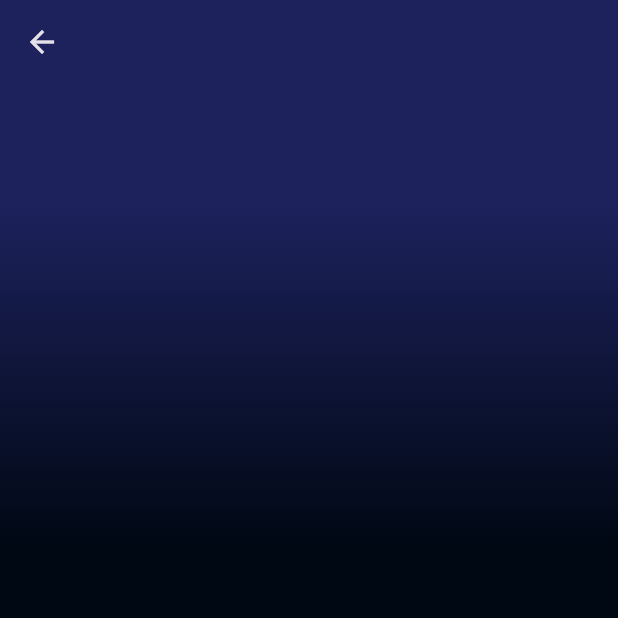
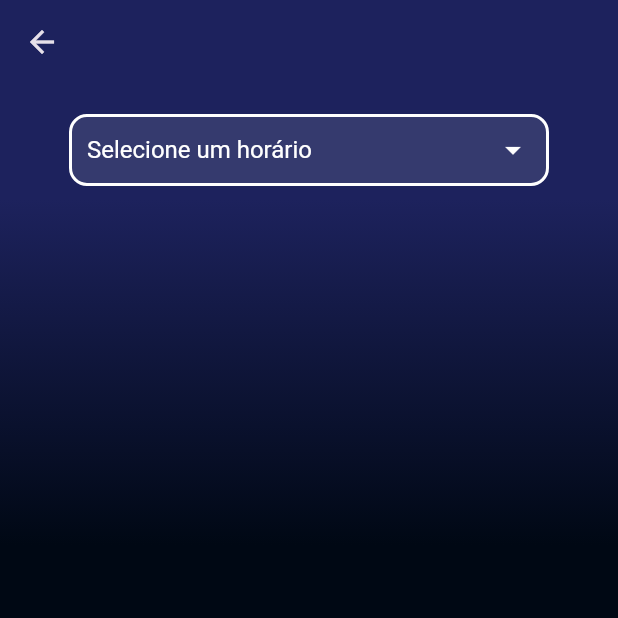
Before and after one commit to GuizinSX7/TCC-Neto-garage, a Flutter app: the telaDeAgendamento screen opened by its route, on a phone screen of 412 x 824 dp, the top half of it. Run offline on Flutter 3.47's test engine with Material 3 defaults, Android fonts, the phone set to English and light mode, and no system bars; our stand-ins replace camera, cloud_firestore, firebase_auth, firebase_core, image_picker, table_calendar; accounts and stored records are empty.

Commit message:
agendamento

```diff
--- a/tcc_neto_garage/lib/main.dart
+++ b/tcc_neto_garage/lib/main.dart
@@ -33,7 +33,7 @@ class MyApp extends StatelessWidget {
           selectionHandleColor: MyColors.azul1,
         ),
       ),
-      initialRoute: '/',
+      initialRoute: '/Home',
       routes: {
         '/' : (context) => Login(),
         '/Cadastro': (context) => Cadastro(),
--- a/tcc_neto_garage/lib/pages/Agendamento.dart
+++ b/tcc_neto_garage/lib/pages/Agendamento.dart
@@ -1,5 +1,7 @@
 import 'package:flutter/material.dart';
 import 'package:tcc_neto_garage/shared/style.dart';
+import 'package:cloud_firestore/cloud_firestore.dart';
+import 'package:intl/intl.dart';
 
 class telaDeAgendamento extends StatefulWidget {
   const telaDeAgendamento({super.key});
@@ -9,6 +11,84 @@ class telaDeAgendamento extends StatefulWidget {
 }
 
 class _telaDeAgendamentoState extends State<telaDeAgendamento> {
+  String? selectedItem;
+  List<String> items = [];
+  late DateTime selectedDay;
+
+  @override
+  void didChangeDependencies() {
+    super.didChangeDependencies();
+
+    // Obtém a data passada via argumento
+    final args = ModalRoute.of(context)?.settings.arguments;
+
+    if (args is DateTime) {
+      selectedDay = args;
+      print("Data recebida: $selectedDay"); // Para depuração
+      carregarHorariosDisponiveis(); // Carrega os horários após receber a data
+    }
+  }
+
+  // Future<void> criarDiaComHorarios(String data, List<String> horarios) async {
+  //   final db = FirebaseFirestore.instance;
+
+  //   for (String horario in horarios) {
+  //     await db
+  //         .collection('agendamentos')
+  //         .doc(data)
+  //         .collection('horarios')
+  //         .doc(horario)
+  //         .set({'disponivel': true});
+  //   }
+  // }
+
+  String capitalize(String s) {
+    return s[0].toUpperCase() + s.substring(1);
+  }
+
+  Future<void> agendarHorario(
+      String data, String horario, String userId) async {
+    await FirebaseFirestore.instance
+        .collection('agendamentos')
+        .doc(data)
+        .collection('horarios')
+        .doc(horario)
+        .update({
+      'disponivel': false,
+      'usuarioId': userId,
+    });
+  }
+
+  Future<void> carregarHorariosDisponiveis() async {
+    try {
+      String diaSemana = DateFormat('EEEE', 'pt_BR').format(selectedDay!);
+
+      diaSemana = capitalize(diaSemana);
+      print("Dia selecionado: $diaSemana");
+
+      final snapshot = await FirebaseFirestore.instance
+          .collection('agendamentos')
+          .doc(diaSemana)
+          .collection('horarios')
+          .where('disponivel', isEqualTo: true)
+          .get();
+
+      List<String> horarios = snapshot.docs.map((doc) => doc.id).toList();
+
+      horarios.sort((a, b) {
+        DateTime timeA = DateFormat('HH:mm').parse(a);
+        DateTime timeB = DateFormat('HH:mm').parse(b);
+        return timeA.compareTo(timeB);
+      });
+
+      setState(() {
+        items = horarios;
+      });
+    } catch (e) {
+      print("Erro ao carregar horários: $e");
+    }
+  }
+
   @override
   Widget build(BuildContext context) {
     return Scaffold(
@@ -17,27 +97,74 @@ class _telaDeAgendamentoState extends State<telaDeAgendamento> {
               onPressed: () {
                 Navigator.pop(context);
               },
-          icon: Icon(Icons.arrow_back)
-        ),
+              icon: Icon(Icons.arrow_back)),
           backgroundColor: MyColors.azul3,
         ),
         body: Container(
+          width: double.infinity,
+          height: double.infinity,
           decoration: BoxDecoration(
             gradient: MyColors.gradienteGeral,
           ),
           child: Column(
-          mainAxisAlignment: MainAxisAlignment.center,
             children: [
-            Row(
-              children: [
-                SizedBox(
-
-                )
-              ],
+              const SizedBox(
+                height: 20,
+              ),
+              Container(
+                width: 320,
+                decoration: BoxDecoration(
+                  color: const Color.fromARGB(30, 233, 236, 239),
+                  borderRadius: BorderRadius.circular(12),
+                  border: Border.all(
+                    color: MyColors.branco1,
+                    width: 2,
+                  ),
+                ),
+                child: DropdownButton<String>(
+                  value: selectedItem,
+                  isDense: true,
+                  hint: const Text(
+                    'Selecione um horário',
+                    style: TextStyle(
+                      color: MyColors.branco1,
+                      fontSize: 16,
+                    ),
+                  ),
+                  dropdownColor: const Color.fromARGB(30, 233, 236, 239),
+                  iconEnabledColor: MyColors.branco1, // Define a cor do ícone
+                  style: const TextStyle(
+                    color: MyColors.branco1,
+                    fontSize: 16,
+                  ),
+                  borderRadius: BorderRadius.circular(12),
+                  isExpanded: true,
+                  items: items.map((String item) {
+                    return DropdownMenuItem<String>(
+                      value: item,
+                      child: Text(item),
+                    );
+                  }).toList(),
+                  onChanged: (String? newValue) {
+                    setState(() {
+                      selectedItem = newValue;
+                    });
+                  },
+                  underline: SizedBox(),
+                  icon: Padding(
+                    padding: const EdgeInsets.only(
+                        left:
+                            8.0),
+                    child: const Icon(
+                      Icons.arrow_drop_down,
+                      color: MyColors.branco1,
+                    ),
+                  ),
+                  padding: EdgeInsets.all(10),
+                ),
               )
             ],
           ),
-      )
-    );
+        ));
   }
 }
```
Also changed, not shown: tcc_neto_garage/lib/components/homeComp.dart (+13 -6 lines), 4 other files. Lines whose indentation alone changed are shown as unchanged.
